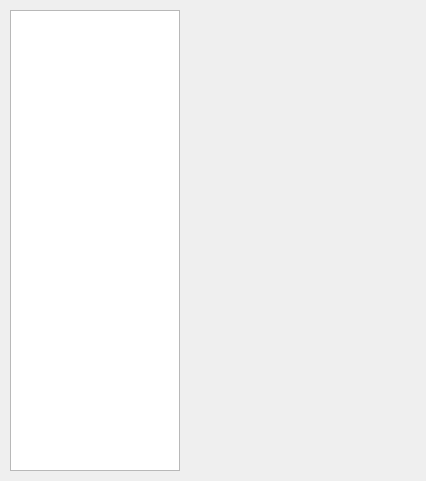
Qt form kyrpm-installer/helpdlg.ui (openeuler-mirror/kylin-installer) before a commit.
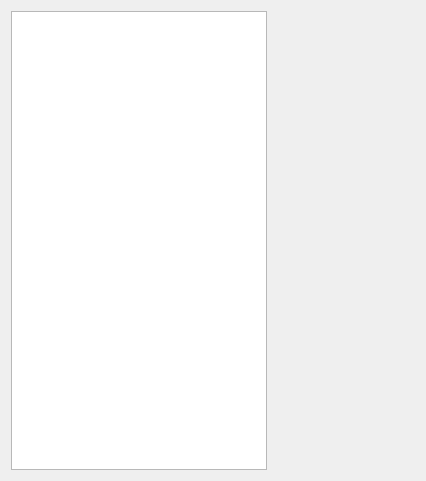
The same form after that commit. The open tabs and pages were chosen to show the change.

Commit message: Modify the page layout and adapt the window size

What changed in the file:
```diff
--- a/kyrpm-installer/helpdlg.ui
+++ b/kyrpm-installer/helpdlg.ui
@@ -13,29 +13,21 @@
   <property name="windowTitle">
    <string>Dialog</string>
   </property>
-  <widget class="QListWidget" name="listWidget">
-   <property name="geometry">
-    <rect>
-     <x>10</x>
-     <y>10</y>
-     <width>170</width>
-     <height>461</height>
-    </rect>
-   </property>
-  </widget>
+  <layout class="QGridLayout" name="gridLayout">
+   <item row="0" column="0">
+    <widget class="QListWidget" name="listWidget"/>
+   </item>
+   <item row="0" column="1">
   <widget class="QStackedWidget" name="stackedWidget">
-   <property name="geometry">
-    <rect>
-     <x>180</x>
-     <y>10</y>
-     <width>221</width>
-     <height>461</height>
-    </rect>
+     <property name="currentIndex">
+      <number>2</number>
    </property>
    <widget class="QWidget" name="overviewpage"/>
    <widget class="QWidget" name="installoperationpage"/>
    <widget class="QWidget" name="uninsatllpage"/>
   </widget>
+   </item>
+  </layout>
  </widget>
  <resources/>
  <connections/>
```
Lines whose indentation alone changed are shown as unchanged. The commit also changes 5 other files.
